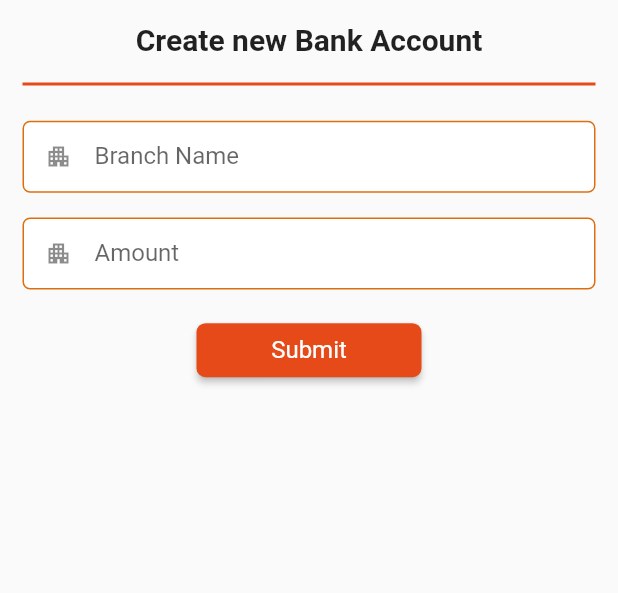
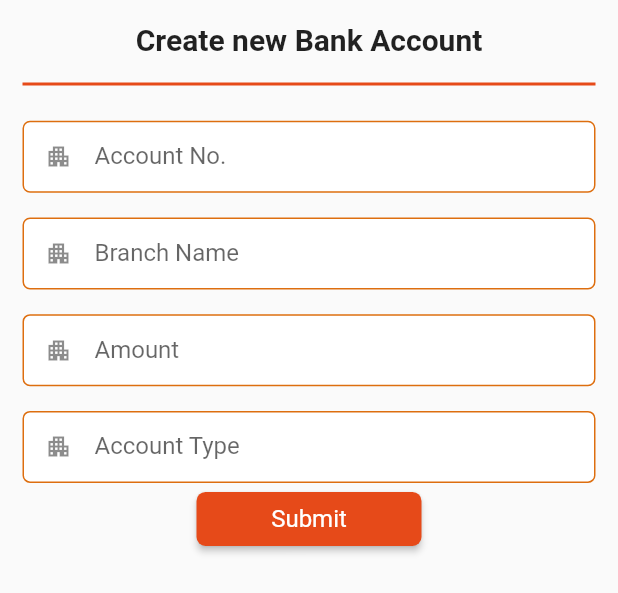
Before and after one commit to raisul1313/matir_bank, a Flutter app: the CreateNewBankAccount widget shown alone on an empty page, opened directly, on a phone screen of 412 x 824 dp. Shown: the top 593 px of the screen. Run offline on Flutter 3.47's test engine with Material 2 defaults, Android fonts, the phone set to English and light mode, and no system bars; our stand-ins replace fluttertoast, google_fonts, shared_preferences, sqflite; accounts and stored records are empty.

Commit message:
create bank account table

```diff
--- a/lib/model/app_user.dart
+++ b/lib/model/app_user.dart
@@ -1,5 +1,5 @@
 class AppUser {
-  int? id;
+  int? userID;
   String? userName;
   String? fullName;
   String? fatherName;
@@ -11,7 +11,7 @@ class AppUser {
   String? password;
 
   AppUser(
-      {this.id,
+      {this.userID,
       this.userName,
       this.fullName,
       this.fatherName,
@@ -23,7 +23,7 @@ class AppUser {
       this.password});
 
   AppUser.fromJson(Map<String, dynamic> json) {
-    id = json['id'];
+    userID = json['user_id'];
     userName = json['user_name'];
     fullName = json['full_name'];
     fatherName = json['father_name'];
@@ -37,7 +37,7 @@ class AppUser {
 
   Map<String, dynamic> toJson() {
     final Map<String, dynamic> data = new Map<String, dynamic>();
-    data['id'] = this.id;
+    data['user_id'] = this.userID;
     data['user_name'] = this.userName;
     data['full_name'] = this.fullName;
     data['father_name'] = this.fatherName;
--- a/lib/model/bank_account.dart
+++ b/lib/model/bank_account.dart
@@ -1,15 +1,19 @@
 class BankAccount {
-  int? id;
+  int? accountID;
   String? accountNumber;
   String? branch;
-  double? amount;
+  String? amount;
   String? type;
 
   BankAccount(
-      {this.id, this.accountNumber, this.branch, this.amount, this.type});
+      {this.accountID,
+      this.accountNumber,
+      this.branch,
+      this.amount,
+      this.type});
 
   BankAccount.fromJson(Map<String, dynamic> json) {
-    id = json['id'];
+    accountID = json['account_id'];
     accountNumber = json['account_number'];
     branch = json['branch'];
     amount = json['amount'];
@@ -18,7 +22,7 @@ class BankAccount {
 
   Map<String, dynamic> toJson() {
     final Map<String, dynamic> data = new Map<String, dynamic>();
-    data['id'] = this.id;
+    data['account_id'] = this.accountID;
     data['account_number'] = this.accountNumber;
     data['branch'] = this.branch;
     data['amount'] = this.amount;
--- a/lib/view/create_new_bank_account.dart
+++ b/lib/view/create_new_bank_account.dart
@@ -2,6 +2,8 @@ import 'package:flutter/material.dart';
 import 'package:fluttertoast/fluttertoast.dart';
 import 'package:matir_bank/custom_ui/custom_button.dart';
 import 'package:matir_bank/custom_ui/custom_text_form_field.dart';
+import 'package:matir_bank/datatbase_helper/database_helper.dart';
+import 'package:matir_bank/model/bank_account.dart';
 import 'package:matir_bank/utils/page_utils.dart';
 import 'package:matir_bank/utils/values/palette.dart';
 
@@ -13,10 +15,17 @@ class CreateNewBankAccount extends StatefulWidget {
 }
 
 class _CreateNewBankAccountState extends State<CreateNewBankAccount> {
+  final _createBankAccountFormKey = GlobalKey<FormState>();
+  bool _autoValidate = false;
   late double _pageHeight;
   late double _pageWidth;
-  final _createBankAccountFormKey = GlobalKey<FormState>();
-  final bool _autoValidate = false;
+  late BankAccount _bankAccount;
+
+  @override
+  void initState() {
+    super.initState();
+    _bankAccount = BankAccount();
+  }
 
   @override
   Widget build(BuildContext context) {
@@ -56,13 +65,33 @@ class _CreateNewBankAccountState extends State<CreateNewBankAccount> {
                 SizedBox(
                   height: _pageHeight * 0.02,
                 ),
+                Form(
+                  key: _createBankAccountFormKey,
+                  autovalidateMode: _autoValidate
+                      ? AutovalidateMode.always
+                      : AutovalidateMode.disabled,
+                  child: Column(
+                    children: [
+                      CustomTextFormField(
+                        label: "Account No.",
+                        hint: "Enter Account No.",
+                        borderRadius: 5,
+                        prefixIcon: Icon(Icons.apartment),
+                        //validator: FormValidator.validateTextForm,
+                        onSaved: _onAccountNoSaved,
+                        inputType: TextInputType.name,
+                        textInputAction: TextInputAction.next,
+                      ),
+                      SizedBox(
+                        height: _pageHeight * 0.02,
+                      ),
                       CustomTextFormField(
                         label: "Branch Name",
                         hint: "Enter Branch Name",
                         borderRadius: 5,
                         prefixIcon: Icon(Icons.apartment),
                         //validator: FormValidator.validateTextForm,
-                  //onSaved: _onNameSaved,
+                        onSaved: _onBranchNameSaved,
                         inputType: TextInputType.name,
                         textInputAction: TextInputAction.next,
                       ),
@@ -75,12 +104,22 @@ class _CreateNewBankAccountState extends State<CreateNewBankAccount> {
                         borderRadius: 5,
                         prefixIcon: Icon(Icons.apartment),
                         //validator: FormValidator.validateTextForm,
-                  //onSaved: _onNameSaved,
+                        onSaved: _onInitialAmountSaved,
                         inputType: TextInputType.name,
                         textInputAction: TextInputAction.next,
                       ),
                       SizedBox(
                         height: _pageHeight * 0.02,
+                      ),
+                      CustomTextFormField(
+                        label: "Account Type",
+                        hint: "Enter Account Type",
+                        borderRadius: 5,
+                        prefixIcon: Icon(Icons.apartment),
+                        //validator: FormValidator.validateTextForm,
+                        onSaved: _onAccountTypeSaved,
+                        inputType: TextInputType.name,
+                        textInputAction: TextInputAction.next,
                       ),
                       /*CustomTextFormField(
                   label: "Pin",
@@ -116,13 +155,10 @@ class _CreateNewBankAccountState extends State<CreateNewBankAccount> {
                           buttonHeight: 50,
                           buttonName: 'Submit',
                           backgroundColor: Palette.orangeShade.shade700,
-                    onButtonPressed: () {
-                      Navigator.pop(context);
-                      Fluttertoast.showToast(
-                        msg: "New bank account successfully created",
-                        backgroundColor: Palette.orangeShade,
-                      );
-                    },
+                          onButtonPressed: createAccount,
+                        ),
+                      ),
+                    ],
                   ),
                 ),
               ],
@@ -132,4 +168,37 @@ class _CreateNewBankAccountState extends State<CreateNewBankAccount> {
       ),
     );
   }
+
+  _onAccountNoSaved(accountNo) => _bankAccount.accountNumber = accountNo;
+
+  _onBranchNameSaved(branchName) => _bankAccount.branch = branchName;
+
+  _onInitialAmountSaved(initialAmount) => _bankAccount.amount = initialAmount;
+
+  _onAccountTypeSaved(accountType) => _bankAccount.type = accountType;
+
+  createAccount() async {
+    if (_createBankAccountFormKey.currentState!.validate()) {
+      _createBankAccountFormKey.currentState!.save();
+      await DatabaseHelper.instance
+          .createNewBankAccount(_bankAccount)
+          .then((value) {
+        if (value) {
+          Fluttertoast.showToast(
+            msg: "New Account Saved",
+            backgroundColor: Palette.orangeShade,
+          );
+        } else {
+          Fluttertoast.showToast(
+            msg: "Not Successful !!!",
+            backgroundColor: Palette.orangeShade,
+          );
         }
+        Navigator.pop(context);
+      });
+    }
+    setState(() {
+      _autoValidate = true;
+    });
+  }
+}
--- a/lib/view/log_in_page.dart
+++ b/lib/view/log_in_page.dart
@@ -205,7 +205,7 @@ class _LogInPageState extends State<LogInPage> {
                           height: 40,
                           child: Center(
                             child: Text(
-                              'ID: ${appUserList[index].id} Name: ${appUserList[index].userName} Pass: ${appUserList[index].password}',
+                              'ID: ${appUserList[index].userID} Name: ${appUserList[index].userName} Pass: ${appUserList[index].password}',
                               style: TextStyle(fontSize: 18),
                             ),
                           ),
@@ -238,7 +238,7 @@ class _LogInPageState extends State<LogInPage> {
                 context,
                 MaterialPageRoute(
                   builder: (_) => DashboardPage(
-                    id: userData.id!,
+                    id: userData.userID!,
                   ),
                 ),
                 (Route<dynamic> route) => false);
```
Also changed, not shown: lib/datatbase_helper/database_helper.dart (+30 -113 lines), lib/view/registration_page.dart (+6 -5 lines), pubspec.lock. Lines whose indentation alone changed are shown as unchanged.
